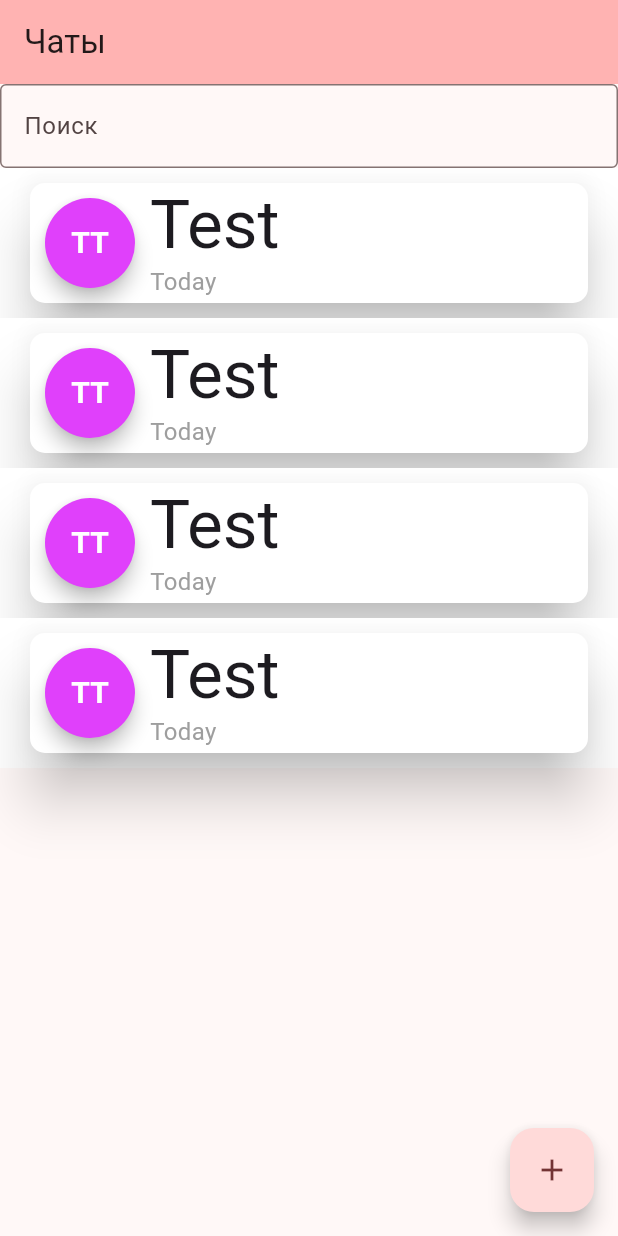
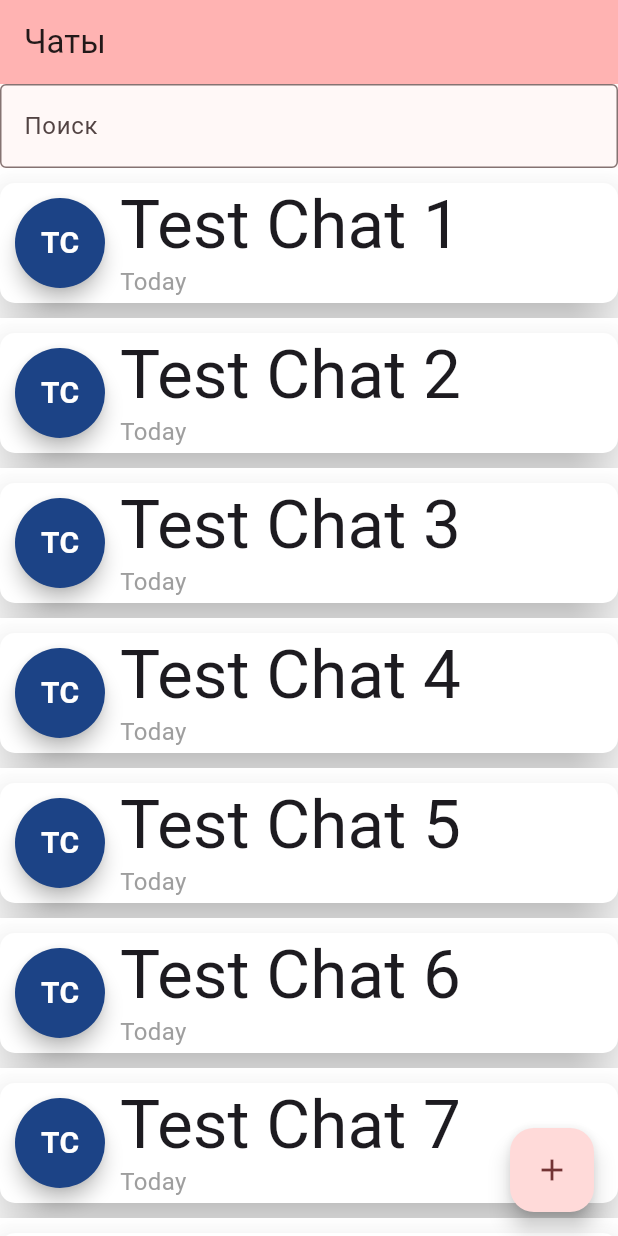
Before and after one commit to McKayne/MozzTestTask, a Flutter app: the screen it shows after launch, on a phone screen of 412 x 824 dp. Run offline on Flutter 3.47's test engine with Material 3 defaults, Android fonts, the phone set to English and light mode, and no system bars; our stand-ins replace firebase_core, fluttertoast; accounts and stored records are empty.

```diff
--- a/mozz_test_task/lib/home.dart
+++ b/mozz_test_task/lib/home.dart
@@ -1,5 +1,6 @@
 import 'package:flutter/material.dart';
 import 'package:fluttertoast/fluttertoast.dart';
+import 'dart:math' as math;
 
 class MyHomePage extends StatefulWidget {
   const MyHomePage({super.key, required this.title});
@@ -22,7 +23,7 @@ class MyHomePage extends StatefulWidget {
 class _MyHomePageState extends State<MyHomePage> {
   int _counter = 0;
 
-  late TextEditingController _chatNameController;
+  final TextEditingController _chatNameController = TextEditingController();
 
   final Color _toastBackgroundColor = const Color(0xff2b2b2b);
   final Color _toastTextColor = const Color(0xffffffff);
@@ -50,21 +51,21 @@ class _MyHomePageState extends State<MyHomePage> {
 
     AlertDialog(
       title: const Text('Add a new class'),
-      content: TextField(
+      content: const TextField(
         //controller: textController,
         autofocus: true,
-        decoration: const InputDecoration(
+        decoration: InputDecoration(
             hintText: "Enter the name of the class."),
       ),
       actions: [
         TextButton(
-          child: Text('Cancel'),
+          child: const Text('Cancel'),
           onPressed: () {
             Navigator.pop(context);
           },
         ),
         TextButton(
-          child: Text('Add'),
+          child: const Text('Add'),
           onPressed: () {
             setState((){
               //_items.add(textController.text)  // 👈 add list item to the list
@@ -88,14 +89,41 @@ class _MyHomePageState extends State<MyHomePage> {
     });
   }
 
+  Color _randomChatAvatarColor() {
+    return Color((math.Random().nextDouble() * 0xFFFFFF).toInt()).withOpacity(1.0);
+  }
+
+  void _chatItemClick(int chatIndex) {
+    Fluttertoast.showToast(
+        msg: "Selected chat $chatIndex",
+        toastLength: Toast.LENGTH_LONG,
+        gravity: ToastGravity.BOTTOM,
+        // Also possible "TOP" and "CENTER"
+        backgroundColor: _toastBackgroundColor,
+        textColor: _toastTextColor
+    );
+  }
+
   @override
   Widget build(BuildContext context) {
-    // This method is rerun every time setState is called, for instance as done
-    // by the _incrementCounter method above.
-    //
-    // The Flutter framework has been optimized to make rerunning build methods
-    // fast, so that you can just rebuild anything that needs updating rather
-    // than having to individually change instances of widgets.
+
+    List<Widget> chatWidgets = [
+
+    ];
+
+    for (int i = 0; i < 20; i++) {
+      Color chatAvatarColor = _randomChatAvatarColor();
+
+      chatWidgets.add(
+          ChatListItem(
+            chatIndex: i,
+            chatContactName: "Test Chat ${i + 1}",
+            chatAvatarColor: chatAvatarColor,
+            clickCallback: _chatItemClick,
+          )
+      );
+    }
+
     return Scaffold(
       appBar: AppBar(
         // TRY THIS: Try changing the color here to a specific color (to
@@ -106,9 +134,30 @@ class _MyHomePageState extends State<MyHomePage> {
         // the App.build method, and use it to set our appbar title.
         title: Text(widget.title),
       ),
-      body: Center(
-        // Center is a layout widget. It takes a single child and positions it
-        // in the middle of the parent.
+      body: Column(
+        // Column is also a layout widget. It takes a list of children and
+        // arranges them vertically. By default, it sizes itself to fit its
+        // children horizontally, and tries to be as tall as its parent.
+        //
+        // Column has various properties to control how it sizes itself and
+        // how it positions its children. Here we use mainAxisAlignment to
+        // center the children vertically; the main axis here is the vertical
+        // axis because Columns are vertical (the cross axis would be
+        // horizontal).
+        //
+        // TRY THIS: Invoke "debug painting" (choose the "Toggle Debug Paint"
+        // action in the IDE, or press "p" in the console), to see the
+        // wireframe for each widget.
+        mainAxisAlignment: MainAxisAlignment.start,
+        children: [
+          const TextField(
+            decoration: InputDecoration(
+              border: OutlineInputBorder(),
+              hintText: 'Поиск',
+            ),
+          ),
+
+          Expanded(child: SingleChildScrollView(
             child: Column(
               // Column is also a layout widget. It takes a list of children and
               // arranges them vertically. By default, it sizes itself to fit its
@@ -124,31 +173,10 @@ class _MyHomePageState extends State<MyHomePage> {
               // action in the IDE, or press "p" in the console), to see the
               // wireframe for each widget.
               mainAxisAlignment: MainAxisAlignment.start,
-          children: <Widget>[
-            const TextField(
-              decoration: InputDecoration(
-                border: OutlineInputBorder(),
-                hintText: 'Поиск',
+              children: chatWidgets,
             ),
-            ),
-
-            const Cell(
-
-            ),
-
-            const Cell(
-
-            ),
-
-            const Cell(
-
-            ),
-
-            const Cell(
-
-            ),
+          ))
         ],
-        ),
       ),
       floatingActionButton: FloatingActionButton(
         onPressed: () async {
@@ -165,13 +193,13 @@ class _MyHomePageState extends State<MyHomePage> {
             ),
             actions: [
               TextButton(
-                child: Text('Отмена'),
+                child: const Text('Отмена'),
                 onPressed: () {
                   Navigator.pop(context);
                 },
               ),
               TextButton(
-                child: Text('Добавить'),
+                child: const Text('Добавить'),
                 onPressed: () {
                   appendNewChat(_chatNameController.text);
                   Navigator.pop(context);
@@ -196,15 +224,23 @@ class _MyHomePageState extends State<MyHomePage> {
   }
 }
 
-class Cell extends StatefulWidget {
-  const Cell({super.key});
+class ChatListItem extends StatefulWidget {
+  const ChatListItem({
+    super.key,
+    required this.chatIndex, required this.chatContactName,
+    required this.chatAvatarColor, required this.clickCallback
+  });
+
+  final int chatIndex;
+  final String chatContactName;
+  final Color chatAvatarColor;
+  final void Function(int) clickCallback;
 
   @override
-  State<StatefulWidget> createState() => _CellState();
+  State<StatefulWidget> createState() => _ChatListItemState();
 }
 
-class _CellState extends State<Cell> with WidgetsBindingObserver {
-  static const double gravity = 9.81;
+class _ChatListItemState extends State<ChatListItem> with WidgetsBindingObserver {
 
   int cellNumber = 0;
   AppLifecycleState? appLifecycleState;
@@ -234,6 +270,21 @@ class _CellState extends State<Cell> with WidgetsBindingObserver {
     return Colors.white; //const Color(0xffff0000);
   }
 
+  String _chatNameAbbreviation() {
+    final chatContactName = widget.chatContactName.toUpperCase();
+
+    List<String> chatNameParts = chatContactName.split(" ");
+    if (chatNameParts.length > 1) {
+      return "${chatNameParts[0][0]}${chatNameParts[1][0]}";
+    } else if (chatNameParts.length == 1 && chatNameParts[0].length > 1) {
+      return "${chatNameParts[0][0]}${chatNameParts[0][1]}";
+    } else if (chatNameParts.length == 1 && chatNameParts[0].isNotEmpty) {
+      return chatNameParts[0][0];
+    }
+
+    return "NN";
+  }
+
   @override
   Widget build(BuildContext context) {
     return MaterialApp(
@@ -244,9 +295,11 @@ class _CellState extends State<Cell> with WidgetsBindingObserver {
         color: Colors.white,
         child: Builder(
           builder: (context) {
-            return Card(
+            return GestureDetector(
+              onTap: () => widget.clickCallback(widget.chatIndex),
+              child: Card(
                 // Mimic the platform Material look.
-              margin: const EdgeInsets.symmetric(horizontal: 20, vertical: 10),
+                margin: const EdgeInsets.symmetric(horizontal: 0, vertical: 10),
                 shape: RoundedRectangleBorder(
                   borderRadius: BorderRadius.circular(10),
                 ),
@@ -262,7 +315,7 @@ class _CellState extends State<Cell> with WidgetsBindingObserver {
                           width: 80,
                           height: 80,
                           child: Card(
-                          color: Colors.purpleAccent,
+                            color: widget.chatAvatarColor,
                             semanticContainer: true,
                             clipBehavior: Clip.antiAliasWithSaveLayer,
                             shape: RoundedRectangleBorder(
@@ -270,43 +323,18 @@ class _CellState extends State<Cell> with WidgetsBindingObserver {
                             ),
                             elevation: 5,
                             margin: const EdgeInsets.all(10),
-                          child: const Center(
+                            child: Center(
                               child: Text(
                                 // Show a number provided by the platform based on
                                 // the cell's index.
-                              "TT",
-                              style: TextStyle(
+                                _chatNameAbbreviation(),
+                                style: const TextStyle(
                                     color: Colors.white, fontWeight: FontWeight.bold, fontSize: 20
                                 ),
                               ),
                             ),
                           ),
-                      )
-
-
-                      /*Card(
-                        margin: const EdgeInsets.symmetric(horizontal: 10, vertical: 10),
-                        shape: RoundedRectangleBorder(
-                          borderRadius: BorderRadius.circular(20)
                         ),
-                        elevation: 10,
-                        color: Colors.purpleAccent,
-                        child: const Stack(
-                          children: [
-                            Center(
-                              widthFactor: 2,
-                              heightFactor: 2,
-                              child: Text(
-                                // Show a number provided by the platform based on
-                                // the cell's index.
-                                "TT",
-                                style: TextStyle(
-                                    color: Colors.greenAccent, fontStyle: FontStyle.italic),
-                              ),
-                            )
-                          ],
-                        ),
-                      )*/,
 
                         Column(
                           crossAxisAlignment: CrossAxisAlignment.start,
@@ -315,7 +343,7 @@ class _CellState extends State<Cell> with WidgetsBindingObserver {
                             Text(
                               // Show a number provided by the platform based on
                               // the cell's index.
-                            "Test",
+                              widget.chatContactName,
                               style: Theme.of(context).textTheme.displayMedium,
                             ),
                             const Text(
@@ -332,6 +360,7 @@ class _CellState extends State<Cell> with WidgetsBindingObserver {
                     )
                   ],
                 ),
+              ),
             );
           },
         ),
--- a/mozz_test_task/lib/main.dart
+++ b/mozz_test_task/lib/main.dart
@@ -2,6 +2,9 @@ import 'package:flutter/material.dart';
 import 'package:flutter/services.dart';
 
 import 'home.dart';
+
+import 'package:firebase_core/firebase_core.dart';
+//import 'firebase_options.dart';
 
 void main() {
   runApp(const MyApp());
@@ -18,6 +21,44 @@ class MyApp extends StatelessWidget {
     ]);
 
     Color suaveRed = const Color(0xffff9999);
+
+    return FutureBuilder(
+      future: Firebase.initializeApp(),
+      builder: (context, snapshot) {
+        if (snapshot.hasError) {
+          return Text("Firebase error");
+        }
+
+        if (snapshot.connectionState == ConnectionState.done) {
+          return MaterialApp(
+            title: 'Flutter Demo',
+            debugShowCheckedModeBanner: false,
+            theme: ThemeData(
+              // This is the theme of your application.
+              //
+              // TRY THIS: Try running your application with "flutter run". You'll see
+              // the application has a purple toolbar. Then, without quitting the app,
+              // try changing the seedColor in the colorScheme below to Colors.green
+              // and then invoke "hot reload" (save your changes or press the "hot
+              // reload" button in a Flutter-supported IDE, or press "r" if you used
+              // the command line to start the app).
+              //
+              // Notice that the counter didn't reset back to zero; the application
+              // state is not lost during the reload. To reset the state, use hot
+              // restart instead.
+              //
+              // This works for code too, not just values: Most code changes can be
+              // tested with just a hot reload.
+              colorScheme: ColorScheme.fromSeed(seedColor: suaveRed),
+              useMaterial3: true,
+            ),
+            home: const MyHomePage(title: 'Чаты'),
+          );
+        }
+
+        return Text("Now loading");
+      },
+    );
 
     return MaterialApp(
       title: 'Flutter Demo',
--- a/mozz_test_task/pubspec.yaml
+++ b/mozz_test_task/pubspec.yaml
@@ -36,6 +36,7 @@ dependencies:
   # Use with the CupertinoIcons class for iOS style icons.
   cupertino_icons: ^1.0.6
   fluttertoast: ^8.2.6
+  firebase_core_platform_interface: 4.5.1
   firebase_core: "^1.2.1"
   firebase_analytics: "^8.1.1"
   firebase_crashlytics: "^2.0.5"
```
Also changed, not shown: mozz_test_task/pubspec.lock, 2 other files. Lines whose indentation alone changed are shown as unchanged.
